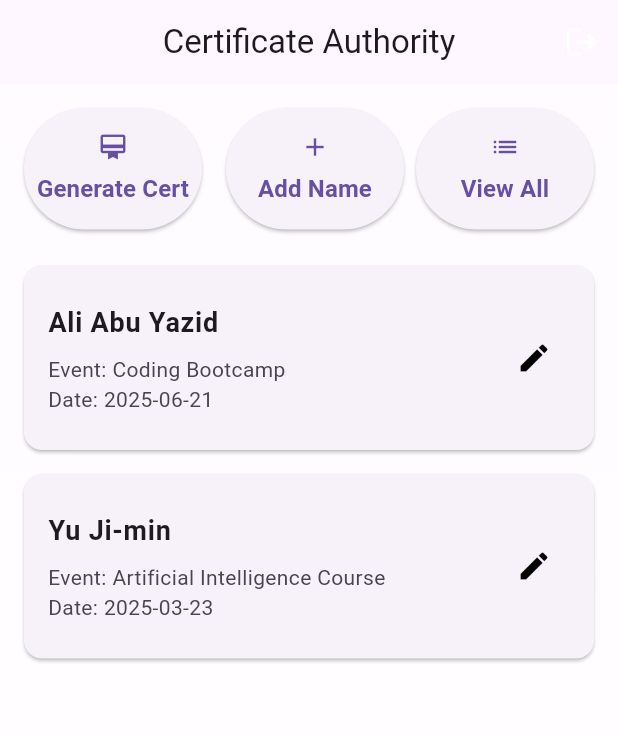
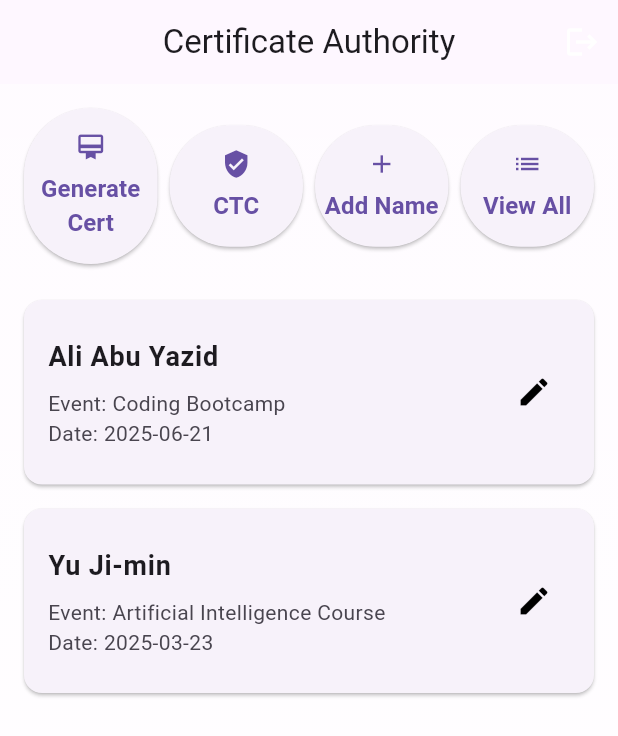
Before and after one commit to SitiFatimah0403/Digital_certificate_project, a Flutter app: the HomePage screen opened directly with empty values, on a phone screen of 412 x 824 dp. Shown: the top 736 px of the screen. Run offline on Flutter 3.47's test engine with Material 3 defaults, Android fonts, the phone set to English and light mode, and no system bars; our stand-ins replace cloud_firestore, file_picker, firebase_auth, firebase_core, firebase_storage, google_sign_in and 2 more; missing offline and left inert: firebase_app_check, pdfx, syncfusion_flutter_pdf; accounts and stored records are empty.

Commit message:
tuka warna

```diff
--- a/lib/certificate_authorityDashboard/ca_screen.dart
+++ b/lib/certificate_authorityDashboard/ca_screen.dart
@@ -48,7 +48,7 @@ class CertificateApp extends StatelessWidget {
         elevatedButtonTheme: ElevatedButtonThemeData(
           style: ElevatedButton.styleFrom(
             foregroundColor: Colors.white,
-            backgroundColor: Color.fromARGB(255, 0, 0, 0),
+            backgroundColor: const Color(0xFF096192),
             padding: EdgeInsets.symmetric(horizontal: 24, vertical: 12),
             shape: RoundedRectangleBorder(
               borderRadius: BorderRadius.circular(12),
@@ -398,24 +398,24 @@ class _HomePageState extends State<HomePage> {
                     ),
                   ),
                   SizedBox(width: 8),
-                  // Expanded(
-                  //   child: ElevatedButton(
-                  //     onPressed: _goToLtcPage,
-                  //     style: ElevatedButton.styleFrom(padding: EdgeInsets.symmetric(vertical: 16)),
-                  //     child: Column(
-                  //       mainAxisSize: MainAxisSize.min,
-                  //       children: [
-                  //         Icon(Icons.verified_user, size: 20),
-                  //         SizedBox(height: 6),
-                  //         Text(
-                  //           'CTC',
-                  //           style: TextStyle(fontSize: 16, fontWeight: FontWeight.bold),
-                  //           textAlign: TextAlign.center,
-                  //         ),
-                  //       ],
-                  //     ),
-                  //   ),
-                  // ),
+                  Expanded(
+                    child: ElevatedButton(
+                      onPressed: _goToLtcPage,
+                      style: ElevatedButton.styleFrom(padding: EdgeInsets.symmetric(vertical: 16)),
+                      child: Column(
+                        mainAxisSize: MainAxisSize.min,
+                        children: [
+                          Icon(Icons.verified_user, size: 20),
+                          SizedBox(height: 6),
+                          Text(
+                            'CTC',
+                            style: TextStyle(fontSize: 16, fontWeight: FontWeight.bold),
+                            textAlign: TextAlign.center,
+                          ),
+                        ],
+                      ),
+                    ),
+                  ),
                   SizedBox(width: 8),
                   Expanded(
                     child: ElevatedButton(
@@ -663,7 +663,7 @@ class LtcPage extends StatelessWidget {
           gradient: LinearGradient(
             begin: Alignment.topCenter,
             end: Alignment.bottomCenter,
-            colors: [Colors.grey[900]!, Colors.black],
+            colors: [Colors.white, Colors.white],
           ),
         ),
         child: Center(
```
